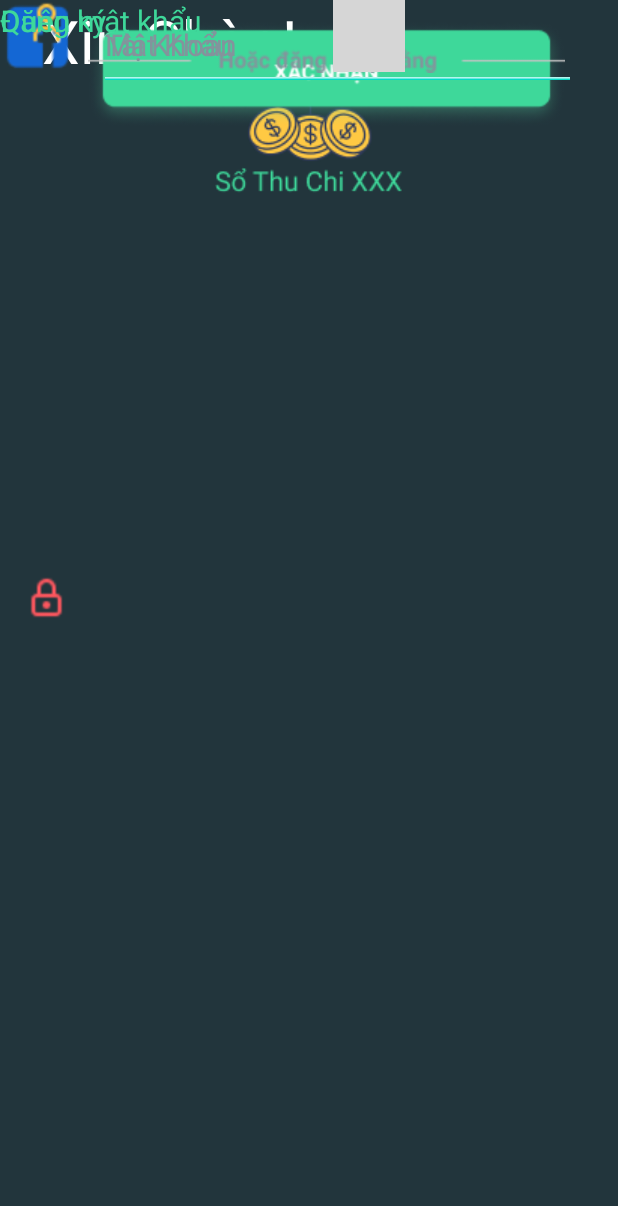
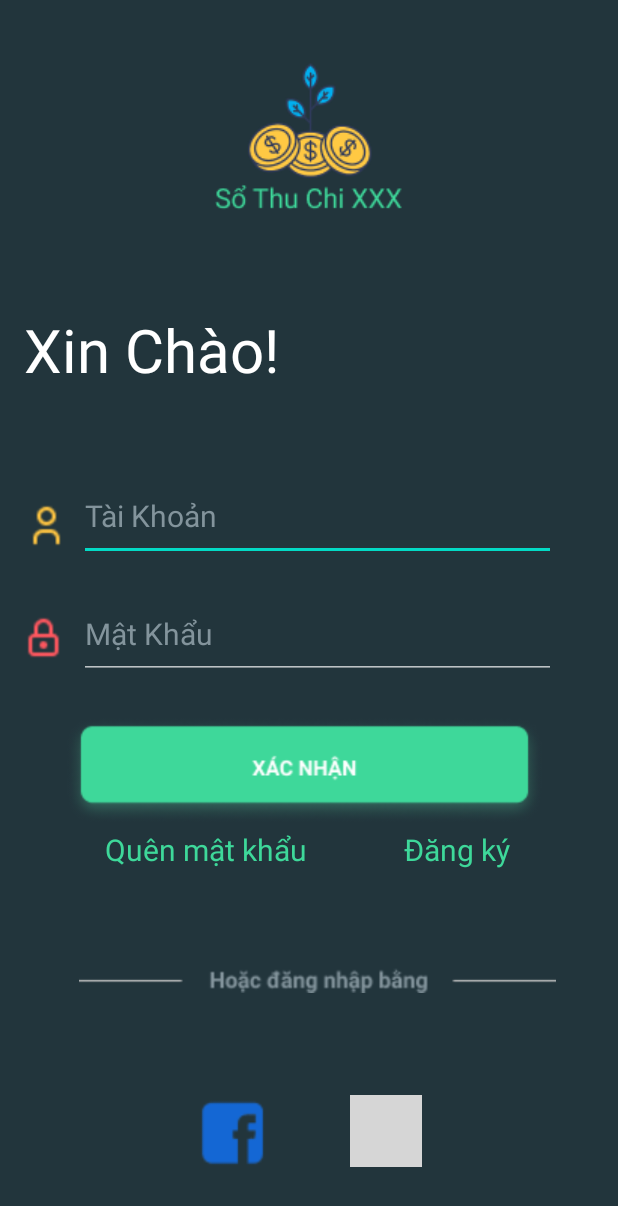
Before and after one commit to anhtranngocy7-gmail-com/DoAnKotlin, an Android app: the layout nhom3_anh_activity_sign_in.xml on its own in the app's theme, with its tools: preview values and no code run, on a phone screen of 412 x 824 dp. Shown: the top 1206 px of the screen. Run offline under Robolectric (Android 15) with nearby library versions, the phone set to English and light mode, and no system bars; grey boxes are pictures that could not be loaded.

Commit message:
binding sign in

```diff
--- a/Source/app/src/main/AndroidManifest.xml
+++ b/Source/app/src/main/AndroidManifest.xml
@@ -11,7 +11,7 @@
         android:roundIcon="@mipmap/ic_launcher_round"
         android:supportsRtl="true"
         android:theme="@style/Theme.Quanlichitieu">
-        <activity android:name=".MainApp.MainAppActivity">
+        <activity android:name=".Nhom3AnhSignInActivity">
             <intent-filter>
                 <action android:name="android.intent.action.MAIN" />
                 <category android:name="android.intent.category.LAUNCHER" />
@@ -20,7 +20,7 @@
         <activity android:name=".Test.Nhom3AnTestActivity"></activity>
 
         <activity android:name=".SignUp.Nhom3BinhSignUpActivity" />
-        <activity android:name=".Nhom3AnhSignInActivity" />
+        <activity android:name=".MainApp.MainAppActivity" />
         <activity android:name=".MainActivity">
 
         </activity>
--- /dev/null
+++ b/Source/app/src/main/java/com/laptrinhdidong/nhom3/quanlichitieu/Information/Account.kt
@@ -0,0 +1,7 @@
+package com.laptrinhdidong.nhom3.quanlichitieu.Information
+
+class Account(var fullname:String, var email:String,var password:String,var phone:String) {
+
+
+
+}
--- a/Source/app/src/main/java/com/laptrinhdidong/nhom3/quanlichitieu/SignIn/Nhom3AnhSignInActivity.kt
+++ b/Source/app/src/main/java/com/laptrinhdidong/nhom3/quanlichitieu/SignIn/Nhom3AnhSignInActivity.kt
@@ -2,10 +2,25 @@ package com.laptrinhdidong.nhom3.quanlichitieu
 
 import androidx.appcompat.app.AppCompatActivity
 import android.os.Bundle
+import android.util.Log
+import androidx.databinding.DataBindingUtil
+import androidx.lifecycle.ViewModelProvider
+import com.laptrinhdidong.nhom3.quanlichitieu.SignIn.Nhom3AnhSignInViewModel
+import com.laptrinhdidong.nhom3.quanlichitieu.databinding.Nhom3AnhActivitySignInBinding
 
 class Nhom3AnhSignInActivity : AppCompatActivity() {
+    private lateinit var binding: Nhom3AnhActivitySignInBinding
+    private lateinit var viewModel: Nhom3AnhSignInViewModel
+    //  private var account : Account = Account("a", "a", "a", "a")
+
     override fun onCreate(savedInstanceState: Bundle?) {
         super.onCreate(savedInstanceState)
-        setContentView(R.layout.nhom3_anh_activity_sign_in)
+        binding = DataBindingUtil.setContentView(this,R.layout.nhom3_anh_activity_sign_in)
+        viewModel = ViewModelProvider(this).get(Nhom3AnhSignInViewModel::class.java)
+      //  binding.account = viewModel.account
+
+        binding.btnConfirmSignin.setOnClickListener {
+            Log.e("Check User", "Waiting check")
+        }
     }
 }
--- /dev/null
+++ b/Source/app/src/main/java/com/laptrinhdidong/nhom3/quanlichitieu/SignIn/Nhom3AnhSignInViewModel.kt
@@ -0,0 +1,8 @@
+package com.laptrinhdidong.nhom3.quanlichitieu.SignIn
+
+import androidx.lifecycle.ViewModel
+
+
+class Nhom3AnhSignInViewModel: ViewModel() {
+
+}
--- a/Source/app/src/main/res/layout/nhom3_anh_activity_sign_in.xml
+++ b/Source/app/src/main/res/layout/nhom3_anh_activity_sign_in.xml
@@ -1,7 +1,17 @@
 <?xml version="1.0" encoding="utf-8"?>
-<androidx.constraintlayout.widget.ConstraintLayout xmlns:android="http://schemas.android.com/apk/res/android"
+<layout xmlns:android="http://schemas.android.com/apk/res/android"
     xmlns:app="http://schemas.android.com/apk/res-auto"
-    xmlns:tools="http://schemas.android.com/tools"
+    xmlns:tools="http://schemas.android.com/tools">
+
+    <data>
+
+    <variable
+    name="account"
+    type="com.laptrinhdidong.nhom3.quanlichitieu.Information.Account" />
+
+    </data>
+
+    <androidx.constraintlayout.widget.ConstraintLayout
         android:layout_width="match_parent"
         android:layout_height="match_parent"
         android:background="#22353C"
@@ -11,10 +21,11 @@
             android:id="@+id/imageView"
             android:layout_width="wrap_content"
             android:layout_height="wrap_content"
-        android:layout_marginTop="28dp"
+            app:layout_constraintBottom_toBottomOf="parent"
             app:layout_constraintEnd_toEndOf="parent"
             app:layout_constraintStart_toStartOf="parent"
             app:layout_constraintTop_toTopOf="parent"
+            app:layout_constraintVertical_bias="0.055"
             app:srcCompat="@drawable/anhsothuchi"
             tools:ignore="MissingConstraints" />
 
@@ -22,32 +33,40 @@
             android:id="@+id/xinchaoSignin"
             android:layout_width="wrap_content"
             android:layout_height="wrap_content"
-        android:layout_marginStart="28dp"
             android:text="Xin Chào!"
             android:textColor="#FFFFFF"
             android:textSize="40dp"
+            app:layout_constraintBottom_toTopOf="@+id/editText7"
+            app:layout_constraintEnd_toEndOf="parent"
+            app:layout_constraintHorizontal_bias="0.066"
             app:layout_constraintStart_toStartOf="parent"
-        tools:ignore="MissingConstraints"
-        tools:layout_editor_absoluteY="203dp" />
+            app:layout_constraintTop_toBottomOf="@+id/imageView"
+            app:layout_constraintVertical_bias="0.537"
+            tools:ignore="MissingConstraints" />
 
         <ImageView
             android:id="@+id/facebookSignin"
             android:layout_width="50dp"
             android:layout_height="50dp"
+            app:layout_constraintBottom_toBottomOf="parent"
+            app:layout_constraintEnd_toEndOf="parent"
+            app:layout_constraintHorizontal_bias="0.36"
+            app:layout_constraintStart_toStartOf="parent"
+            app:layout_constraintTop_toTopOf="parent"
+            app:layout_constraintVertical_bias="0.944"
             app:srcCompat="@drawable/facebook"
-        tools:ignore="MissingConstraints"
-        tools:layout_editor_absoluteX="150dp"
-        tools:layout_editor_absoluteY="675dp" />
+            tools:ignore="MissingConstraints" />
 
         <ImageView
             android:id="@+id/passSignin"
             android:layout_width="30dp"
             android:layout_height="30dp"
-        android:layout_marginStart="16dp"
             app:layout_constraintBottom_toBottomOf="parent"
+            app:layout_constraintEnd_toEndOf="@+id/editText6"
+            app:layout_constraintHorizontal_bias="0.041"
             app:layout_constraintStart_toStartOf="parent"
             app:layout_constraintTop_toTopOf="parent"
-        app:layout_constraintVertical_bias="0.483"
+            app:layout_constraintVertical_bias="0.516"
             app:srcCompat="@drawable/iconpass"
             tools:ignore="MissingConstraints" />
 
@@ -55,66 +74,82 @@
             android:id="@+id/profileSignin"
             android:layout_width="30dp"
             android:layout_height="30dp"
-        android:layout_marginStart="16dp"
+            app:layout_constraintBottom_toBottomOf="parent"
+            app:layout_constraintEnd_toEndOf="@+id/editText7"
+            app:layout_constraintHorizontal_bias="0.047"
             app:layout_constraintStart_toStartOf="parent"
+            app:layout_constraintTop_toTopOf="parent"
+            app:layout_constraintVertical_bias="0.422"
             app:srcCompat="@drawable/profiledangnhap"
-        tools:ignore="MissingConstraints"
-        tools:layout_editor_absoluteY="305dp" />
+            tools:ignore="MissingConstraints" />
 
         <ImageView
             android:id="@+id/googleSignin"
             android:layout_width="48dp"
             android:layout_height="48dp"
+            app:layout_constraintBottom_toBottomOf="parent"
             app:layout_constraintEnd_toEndOf="parent"
-        app:layout_constraintHorizontal_bias="0.609"
+            app:layout_constraintHorizontal_bias="0.641"
             app:layout_constraintStart_toStartOf="parent"
+            app:layout_constraintTop_toTopOf="parent"
+            app:layout_constraintVertical_bias="0.941"
             app:srcCompat="@drawable/googlesignin"
-        tools:ignore="MissingConstraints"
-        tools:layout_editor_absoluteY="675dp" />
+            tools:ignore="MissingConstraints" />
 
         <ImageView
-        android:id="@+id/xacnhanSignin"
+            android:id="@+id/btnConfirmSignin"
             android:layout_width="318dp"
             android:layout_height="100dp"
-        app:layout_constraintEnd_toEndOf="parent"
-        app:layout_constraintHorizontal_bias="0.626"
+            android:layout_marginStart="44dp"
+            app:layout_constraintBottom_toBottomOf="parent"
             app:layout_constraintStart_toStartOf="parent"
+            app:layout_constraintTop_toTopOf="parent"
+            app:layout_constraintVertical_bias="0.641"
             app:srcCompat="@drawable/xacnhan"
-        tools:ignore="MissingConstraints"
-        tools:layout_editor_absoluteY="409dp" />
+            tools:ignore="MissingConstraints" />
 
         <ImageView
             android:id="@+id/optionSignin"
             android:layout_width="318dp"
             android:layout_height="80dp"
+            app:layout_constraintBottom_toBottomOf="parent"
             app:layout_constraintEnd_toEndOf="parent"
-        app:layout_constraintHorizontal_bias="0.626"
+            app:layout_constraintHorizontal_bias="0.559"
             app:layout_constraintStart_toStartOf="parent"
+            app:layout_constraintTop_toTopOf="parent"
+            app:layout_constraintVertical_bias="0.824"
             app:srcCompat="@drawable/option"
-        tools:ignore="MissingConstraints"
-        tools:layout_editor_absoluteY="573dp" />
+            tools:ignore="MissingConstraints" />
 
         <EditText
+            android:id="@+id/editText7"
             android:layout_width="318dp"
             android:layout_height="60dp"
-        android:layout_marginEnd="28dp"
             android:hint="Tài Khoản"
             android:textColorHint="#83949C"
             android:textSize="20dp"
+            app:layout_constraintBottom_toBottomOf="parent"
             app:layout_constraintEnd_toEndOf="parent"
-        tools:ignore="MissingConstraints"
-        tools:layout_editor_absoluteY="289dp" />
+            app:layout_constraintHorizontal_bias="0.559"
+            app:layout_constraintStart_toStartOf="parent"
+            app:layout_constraintTop_toTopOf="parent"
+            app:layout_constraintVertical_bias="0.411"
+            tools:ignore="MissingConstraints" />
 
         <EditText
+            android:id="@+id/editText6"
             android:layout_width="318dp"
             android:layout_height="60dp"
-        android:layout_marginEnd="28dp"
             android:hint="Mật Khẩu"
             android:textColorHint="#83949C"
             android:textSize="20dp"
+            app:layout_constraintBottom_toBottomOf="parent"
             app:layout_constraintEnd_toEndOf="parent"
-        tools:ignore="MissingConstraints"
-        tools:layout_editor_absoluteY="349dp" />
+            app:layout_constraintHorizontal_bias="0.559"
+            app:layout_constraintStart_toStartOf="parent"
+            app:layout_constraintTop_toTopOf="parent"
+            app:layout_constraintVertical_bias="0.514"
+            tools:ignore="MissingConstraints" />
 
         <TextView
             android:id="@+id/textView3"
@@ -123,9 +158,13 @@
             android:text="Quên mật khẩu"
             android:textColor="#3ED89A"
             android:textSize="20dp"
-        tools:ignore="MissingConstraints"
-        tools:layout_editor_absoluteX="66dp"
-        tools:layout_editor_absoluteY="509dp" />
+            app:layout_constraintBottom_toBottomOf="parent"
+            app:layout_constraintEnd_toEndOf="parent"
+            app:layout_constraintHorizontal_bias="0.253"
+            app:layout_constraintStart_toStartOf="parent"
+            app:layout_constraintTop_toTopOf="parent"
+            app:layout_constraintVertical_bias="0.694"
+            tools:ignore="MissingConstraints" />
 
         <TextView
             android:id="@+id/textView4"
@@ -134,8 +173,13 @@
             android:text="Đăng ký"
             android:textColor="#3ED89A"
             android:textSize="20dp"
-        tools:ignore="MissingConstraints"
-        tools:layout_editor_absoluteX="270dp"
-        tools:layout_editor_absoluteY="509dp" />
+            app:layout_constraintBottom_toBottomOf="parent"
+            app:layout_constraintEnd_toEndOf="parent"
+            app:layout_constraintHorizontal_bias="0.79"
+            app:layout_constraintStart_toStartOf="parent"
+            app:layout_constraintTop_toTopOf="parent"
+            app:layout_constraintVertical_bias="0.694"
+            tools:ignore="MissingConstraints" />
 
     </androidx.constraintlayout.widget.ConstraintLayout>
+</layout>
```
Lines whose indentation alone changed are shown as unchanged.
